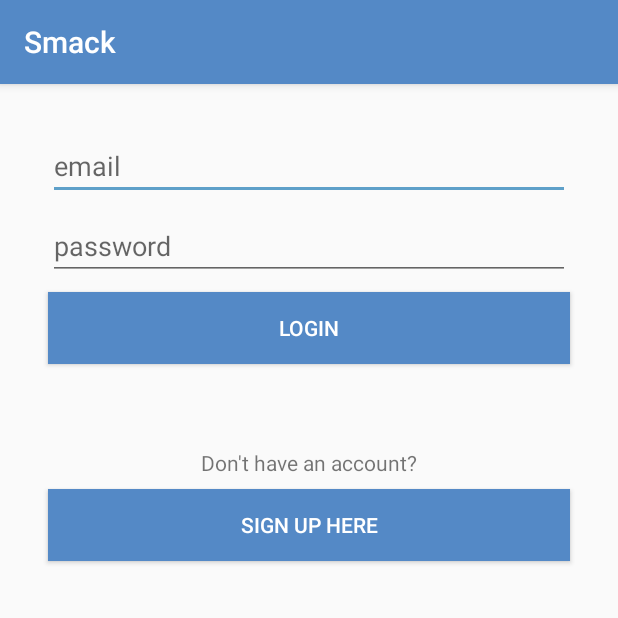
After one commit to truongnmt/chit-chat, an Android app: the LoginActivity screen opened directly, with no data from a screen before it, on a phone screen of 412 x 824 dp, the top half of it. The commit adds this screen. Run offline under Robolectric (Android 15) with nearby library versions, the phone set to English and light mode, and no system bars.

Commit message:
Add login activity

```diff
--- a/app/build.gradle
+++ b/app/build.gradle
@@ -24,7 +24,7 @@ android {
 
 dependencies {
     implementation fileTree(dir: 'libs', include: ['*.jar'])
-    implementation"org.jetbrains.kotlin:kotlin-stdlib-jre7:$kotlin_version"
+    implementation "org.jetbrains.kotlin:kotlin-stdlib-jre7:$kotlin_version"
     implementation 'com.android.support:appcompat-v7:27.1.1'
     implementation 'com.android.support:design:27.1.1'
     implementation 'com.android.support.constraint:constraint-layout:1.1.2'
--- a/app/src/main/AndroidManifest.xml
+++ b/app/src/main/AndroidManifest.xml
@@ -18,6 +18,7 @@
                 <category android:name="android.intent.category.LAUNCHER" />
             </intent-filter>
         </activity>
+        <activity android:name=".LoginActivity"></activity>
     </application>
 
 </manifest>
--- /dev/null
+++ b/app/src/main/java/com/example/truongnm/smack/LoginActivity.kt
@@ -0,0 +1,21 @@
+package com.example.truongnm.smack
+
+import android.support.v7.app.AppCompatActivity
+import android.os.Bundle
+import android.view.View
+
+class LoginActivity : AppCompatActivity() {
+
+    override fun onCreate(savedInstanceState: Bundle?) {
+        super.onCreate(savedInstanceState)
+        setContentView(R.layout.activity_login)
+    }
+
+    fun loginLoginBtnClicked(view: View) {
+
+    }
+
+    fun loginCreateUserBtnClicked(view: View) {
+
+    }
+}
--- a/app/src/main/java/com/example/truongnm/smack/MainActivity.kt
+++ b/app/src/main/java/com/example/truongnm/smack/MainActivity.kt
@@ -1,5 +1,6 @@
 package com.example.truongnm.smack
 
+import android.content.Intent
 import android.os.Bundle
 import android.support.design.widget.Snackbar
 import android.support.design.widget.NavigationView
@@ -34,6 +35,8 @@ class MainActivity : AppCompatActivity() {
     }
 
     fun loginBtnNavClicked(view: View) {
+        val loginIntent = Intent(this, LoginActivity::class.java)
+        startActivity(loginIntent)
 
     }
 
--- /dev/null
+++ b/app/src/main/res/layout/activity_login.xml
@@ -0,0 +1,78 @@
+<?xml version="1.0" encoding="utf-8"?>
+<android.support.constraint.ConstraintLayout xmlns:android="http://schemas.android.com/apk/res/android"
+    xmlns:app="http://schemas.android.com/apk/res-auto"
+    xmlns:tools="http://schemas.android.com/tools"
+    android:layout_width="match_parent"
+    android:layout_height="match_parent"
+    tools:context=".LoginActivity">
+
+    <EditText
+        android:id="@+id/loginEmailTxt"
+        android:layout_width="0dp"
+        android:layout_height="wrap_content"
+        android:layout_marginEnd="32dp"
+        android:layout_marginStart="32dp"
+        android:layout_marginTop="32dp"
+        android:ems="10"
+        android:hint="email"
+        android:inputType="textPersonName"
+        app:layout_constraintEnd_toEndOf="parent"
+        app:layout_constraintStart_toStartOf="parent"
+        app:layout_constraintTop_toTopOf="parent" />
+
+    <EditText
+        android:id="@+id/loginPasswordText"
+        android:layout_width="0dp"
+        android:layout_height="wrap_content"
+        android:layout_marginEnd="32dp"
+        android:layout_marginStart="32dp"
+        android:layout_marginTop="8dp"
+        android:ems="10"
+        android:hint="password"
+        android:inputType="textPersonName"
+        app:layout_constraintEnd_toEndOf="parent"
+        app:layout_constraintStart_toStartOf="parent"
+        app:layout_constraintTop_toBottomOf="@+id/loginEmailTxt" />
+
+    <Button
+        android:id="@+id/loginLoginBtn"
+        android:layout_width="0dp"
+        android:layout_height="wrap_content"
+        android:layout_marginEnd="32dp"
+        android:layout_marginStart="32dp"
+        android:layout_marginTop="8dp"
+        android:background="@color/colorPrimary"
+        android:onClick="loginLoginBtnClicked"
+        android:text="LOGIN"
+        android:textColor="@android:color/white"
+        app:layout_constraintEnd_toEndOf="parent"
+        app:layout_constraintStart_toStartOf="parent"
+        app:layout_constraintTop_toBottomOf="@+id/loginPasswordText" />
+
+    <TextView
+        android:id="@+id/textView"
+        android:layout_width="wrap_content"
+        android:layout_height="wrap_content"
+        android:layout_marginEnd="8dp"
+        android:layout_marginStart="8dp"
+        android:layout_marginTop="56dp"
+        android:text="Don't have an account?"
+        app:layout_constraintEnd_toEndOf="parent"
+        app:layout_constraintStart_toStartOf="parent"
+        app:layout_constraintTop_toBottomOf="@+id/loginLoginBtn" />
+
+    <Button
+        android:id="@+id/loginCreateUserBtn"
+        android:layout_width="0dp"
+        android:layout_height="wrap_content"
+        android:layout_marginEnd="32dp"
+        android:layout_marginStart="32dp"
+        android:layout_marginTop="8dp"
+        android:background="@color/colorPrimary"
+        android:onClick="loginCreateUserBtnClicked"
+        android:text="Sign Up Here"
+        android:textColor="@android:color/white"
+        app:layout_constraintEnd_toEndOf="parent"
+        app:layout_constraintStart_toStartOf="parent"
+        app:layout_constraintTop_toBottomOf="@+id/textView" />
+</android.support.constraint.ConstraintLayout>
--- a/app/src/main/res/layout/nav_header_main.xml
+++ b/app/src/main/res/layout/nav_header_main.xml
@@ -15,7 +15,7 @@
         android:layout_width="70dp"
         android:layout_height="70dp"
         android:layout_marginBottom="8dp"
-        android:layout_marginStart="8dp"
+        android:layout_marginStart="12dp"
         android:contentDescription="@string/nav_header_desc"
         android:paddingTop="@dimen/nav_header_vertical_spacing"
         app:layout_constraintBottom_toTopOf="@+id/loginBtnNavHeader"
@@ -49,11 +49,11 @@
         android:layout_width="wrap_content"
         android:layout_height="32dp"
         android:layout_marginBottom="8dp"
-        android:layout_marginStart="24dp"
+        android:layout_marginStart="4dp"
         android:background="@android:color/transparent"
         android:onClick="loginBtnNavClicked"
         android:text="Login"
-        android:textAlignment="viewStart"
+        android:textAlignment="center"
         app:layout_constraintBottom_toBottomOf="parent"
         app:layout_constraintStart_toStartOf="parent" />
 
```
